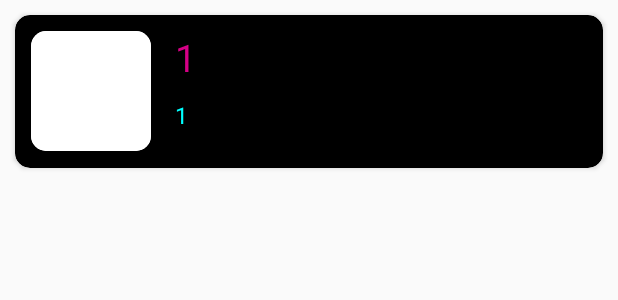
After one commit to ElaheMahmoodi/Melobit, an Android app: the layout search_result.xml on its own in the app's theme, with its tools: preview values and no code run, on a phone screen of 412 x 824 dp. The commit adds this screen. Shown: the top 300 px of the screen. Run offline under Robolectric (Android 15) with nearby library versions, the phone set to English and light mode, and no system bars.

Commit message:
Search Request && resultAdapter created

```diff
--- /dev/null
+++ b/app/src/main/res/layout/search_result.xml
@@ -0,0 +1,63 @@
+<?xml version="1.0" encoding="utf-8"?>
+<androidx.cardview.widget.CardView xmlns:android="http://schemas.android.com/apk/res/android"
+    xmlns:app="http://schemas.android.com/apk/res-auto"
+    android:layout_width="match_parent"
+    android:layout_height="wrap_content"
+    app:cardCornerRadius="10dp"
+    app:cardBackgroundColor="#000000"
+    android:layout_margin="10dp"
+    android:orientation="vertical"
+    android:id="@+id/songItem"
+    >
+    <LinearLayout
+        android:layout_width="match_parent"
+        android:layout_height="match_parent"
+        android:orientation="horizontal"
+        android:layout_margin="5dp"
+        android:background="#000000"
+        >
+
+        <androidx.cardview.widget.CardView
+            android:layout_width="wrap_content"
+            android:layout_height="wrap_content"
+            app:cardCornerRadius="10dp"
+            android:layout_margin="5dp">
+            <ImageView
+                android:id="@+id/resultPic"
+                android:layout_width="80dp"
+                android:layout_height="80dp"
+                android:background="#ffffff"
+
+
+                />
+        </androidx.cardview.widget.CardView>
+
+
+        <LinearLayout
+            android:layout_width="match_parent"
+            android:layout_height="wrap_content"
+            android:orientation="vertical"
+            android:layout_margin="5dp"
+            android:paddingLeft="5dp">
+
+            <TextView
+                android:id="@+id/resultTitle"
+                android:layout_width="match_parent"
+                android:layout_height="35dp"
+                android:layout_marginBottom="10dp"
+                android:text="1"
+                android:textSize="25sp"
+                android:textColor="@color/purple"/>
+            <TextView
+
+                android:id="@+id/resultdes"
+                android:layout_width="match_parent"
+                android:layout_height="35dp"
+                android:text="1"
+                android:textColor="#00ffff"
+                android:textSize="15sp" />
+
+        </LinearLayout>
+    </LinearLayout>
+
+</androidx.cardview.widget.CardView>
```
Also changed, not shown: app/src/main/java/com/example/melobit/MelobitAPI.java (+6 -1 lines), app/src/main/java/com/example/melobit/SearchAdapter.java (added, +61 -0 lines), app/src/main/java/com/example/melobit/SearchFragment.java (+86 -0 lines), app/src/main/java/com/example/melobit/SearchResult.java (added, +78 -0 lines), app/src/main/res/layout/fragment_search.xml (+23 -11 lines).
